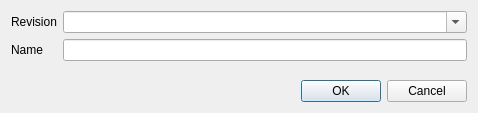
The window that ui/UpdateDialog.ui (AnotherFoxGuy/diesel-scm) describes before a commit, drawn with Qt 5.
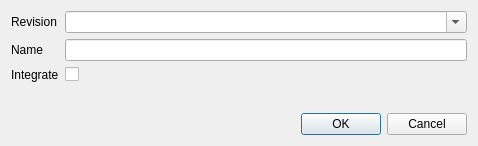
The same window after the commit.

```diff
--- a/ui/UpdateDialog.ui
+++ b/ui/UpdateDialog.ui
@@ -10,9 +10,15 @@
     <x>0</x>
     <y>0</y>
     <width>478</width>
-    <height>113</height>
+    <height>146</height>
    </rect>
   </property>
+  <property name="minimumSize">
+   <size>
+    <width>400</width>
+    <height>0</height>
+   </size>
+  </property>
   <property name="modal">
    <bool>true</bool>
   </property>
@@ -43,6 +49,20 @@
      <item row="1" column="1">
       <widget class="QLineEdit" name="lineName"/>
      </item>
+     <item row="2" column="0">
+      <widget class="QLabel" name="lblIntegrate">
+       <property name="text">
+        <string>Integrate</string>
+       </property>
+      </widget>
+     </item>
+     <item row="2" column="1">
+      <widget class="QCheckBox" name="chkIntegrate">
+       <property name="text">
+        <string/>
+       </property>
+      </widget>
+     </item>
     </layout>
    </item>
    <item>
```
Left out of the diff: 4 changed lines with no effect on the pictures.
